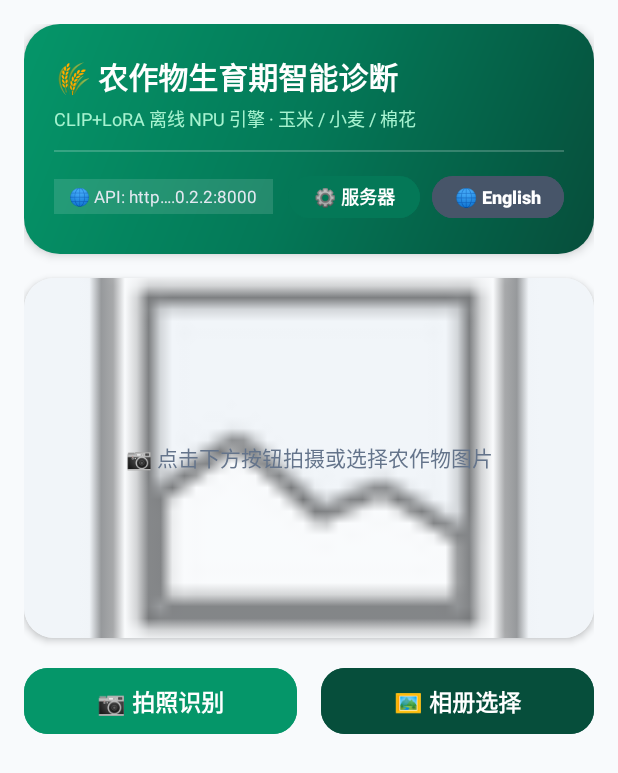
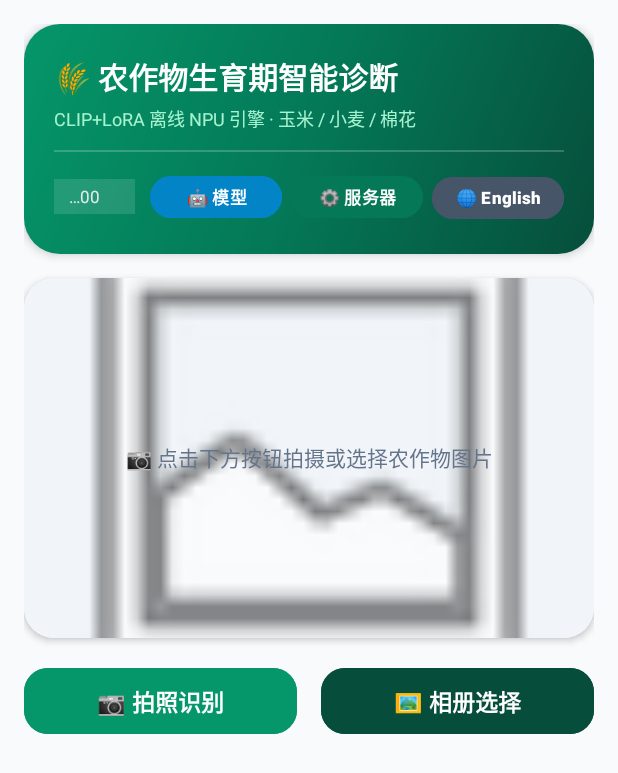
Before and after one commit to Vicitior/crop_recognition, an Android app: the screen it shows after launch (MainActivity), on a phone screen of 412 x 824 dp. Shown: the top 773 px of the screen. Run offline under Robolectric (Android 15) with nearby library versions, the phone set to English and light mode, and no system bars; 2 statements that could not run were skipped.

Commit message:
feat: add clean model selection button (🤖 模型) on Android UI

```diff
--- a/android_app/app/src/main/res/layout/activity_main.xml
+++ b/android_app/app/src/main/res/layout/activity_main.xml
@@ -83,16 +83,30 @@
                         android:orientation="horizontal">
 
                         <Button
+                            android:id="@+id/btnModelConfig"
+                            android:layout_width="wrap_content"
+                            android:layout_height="36dp"
+                            android:layout_marginEnd="6dp"
+                            android:backgroundTint="#0284C7"
+                            android:paddingHorizontal="10dp"
+                            android:paddingVertical="0dp"
+                            android:text="🤖 模型"
+                            android:textColor="@android:color/white"
+                            android:textSize="11sp"
+                            android:textStyle="bold"
+                            app:cornerRadius="18dp" />
+
+                        <Button
                             android:id="@+id/btnServerConfig"
                             android:layout_width="wrap_content"
                             android:layout_height="36dp"
-                            android:layout_marginEnd="8dp"
+                            android:layout_marginEnd="6dp"
                             android:backgroundTint="#047857"
-                            android:paddingHorizontal="12dp"
+                            android:paddingHorizontal="10dp"
                             android:paddingVertical="0dp"
                             android:text="⚙️ 服务器"
                             android:textColor="@android:color/white"
-                            android:textSize="12sp"
+                            android:textSize="11sp"
                             android:textStyle="bold"
                             app:cornerRadius="18dp" />
 
@@ -101,11 +115,11 @@
                             android:layout_width="wrap_content"
                             android:layout_height="36dp"
                             android:backgroundTint="#475569"
-                            android:paddingHorizontal="12dp"
+                            android:paddingHorizontal="10dp"
                             android:paddingVertical="0dp"
                             android:text="🌐 EN/中"
                             android:textColor="@android:color/white"
-                            android:textSize="12sp"
+                            android:textSize="11sp"
                             android:textStyle="bold"
                             app:cornerRadius="18dp" />
                     </LinearLayout>
```
Also changed, not shown: android_app/app/src/main/java/com/example/croprecognition/CropRecognitionEngine.kt (+23 -3 lines), android_app/app/src/main/java/com/example/croprecognition/MainActivity.kt (+65 -14 lines).
